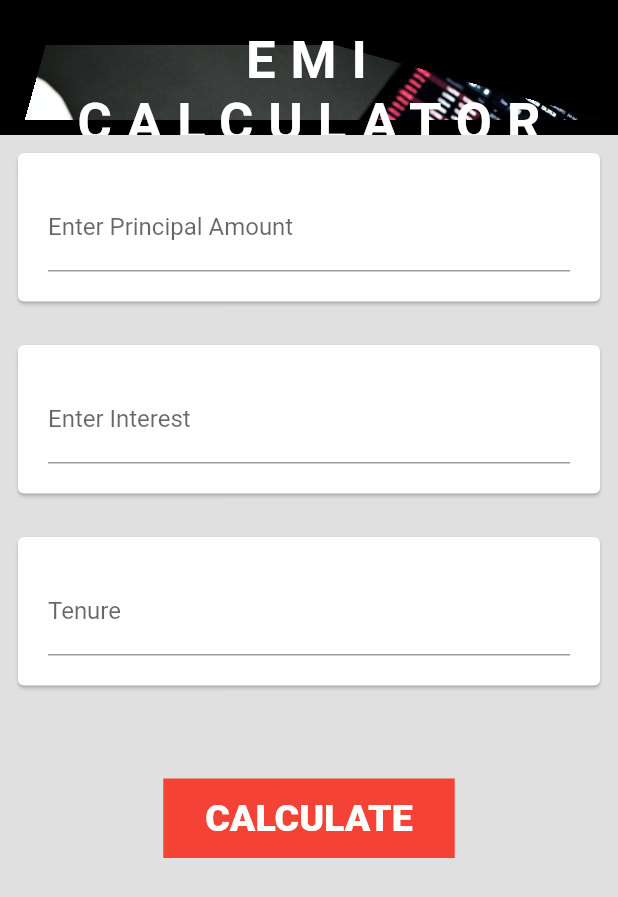
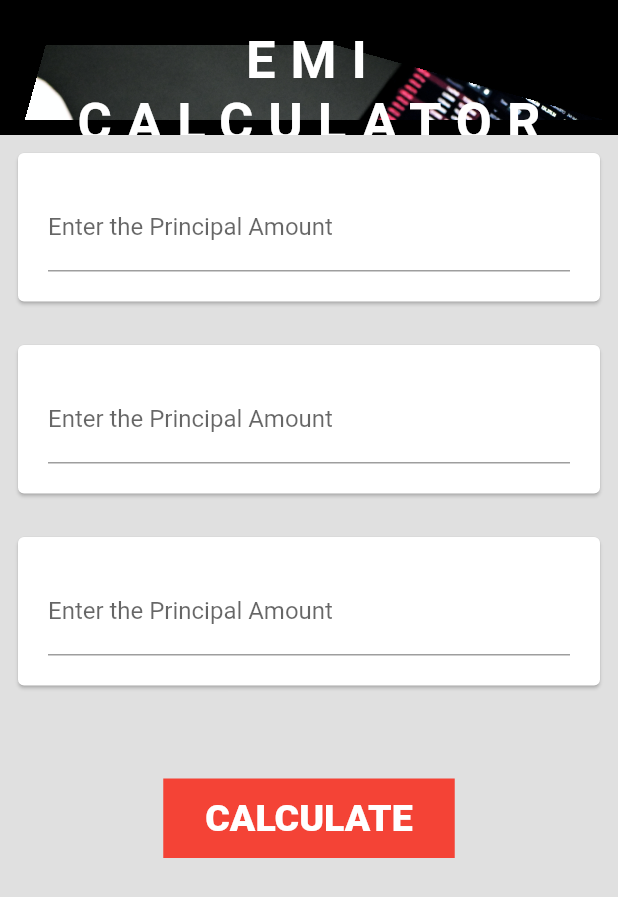
Before and after one commit to Sujata-12/loan_cal, a Flutter app: the screen it shows after launch, on a phone screen of 412 x 824 dp. Shown: the top 897 px of the screen. Run offline on Flutter 3.47's test engine with Material 2 defaults, Android fonts, the phone set to English and light mode, and no system bars; our stand-ins replace get.

Commit message:
First Commit

```diff
--- a/lib/app/modules/home/controllers/home_controller.dart
+++ b/lib/app/modules/home/controllers/home_controller.dart
@@ -4,21 +4,21 @@ class HomeController extends GetxController {
 
 
 
-  final double A = 0.0.obs as double;
-  final int P = int.parse(_principalAmount.text).obs as int;
-  final double r = int.parse(_interestRate.text) / 12 / 100.obs as double;
-  final int n = (_tenure ==  int.parse(_tenure.text) * 12) as int ;
+  // final double A = 0.0.obs as double;
+  // final int P = int.parse(_principalAmount.text).obs ;
+  // final double r = int.parse(_interestRate.text) / 12 / 100.obs as double;
+  // final int n = (_tenure ==  int.parse(_tenure.text) * 12) as int ;
 
 
 
 
-    void _calculation() {
-
-    A = (P * r * pow((1+r), n) / ( pow((1+r),n) -1));
-
-    _emiResult = A.toStringAsFixed;
-
-  }
+  //   void _calculation() {
+  //
+  //   A = (P * r * pow((1+r), n) / ( pow((1+r),n) -1));
+  //
+  //   _emiResult = A.toStringAsFixed;
+  //
+  // }
 
 
 
--- a/lib/app/modules/home/views/home_view.dart
+++ b/lib/app/modules/home/views/home_view.dart
@@ -1,59 +1,54 @@
 import 'package:flutter/material.dart';
 import 'package:get/get.dart';
 import 'package:loan_cal/app/modules/home/views/AnimatedAppBar.dart';
+import 'package:loan_cal/app/modules/home/views/repeatedCard.dart';
 import '../controllers/home_controller.dart';
 
 class HomeView extends GetView<HomeController> {
+  const HomeView({Key? key}) : super(key: key);
 
-  final String _emiResult = "" ;
-  final TextEditingController _principalAmount = TextEditingController();
-  final TextEditingController _interestRate = TextEditingController();
-  final TextEditingController _tenure = TextEditingController();
+  // final String _emiResult = "";
 
 
 
   @override
   Widget build(BuildContext context) {
     return Scaffold(
-      resizeToAvoidBottomInset: false,
+
       backgroundColor: Colors.grey.shade300,
       appBar: AnimatedAppBar("       EMI \n CALCULATOR "),
-      body: Center(
+      body: SingleChildScrollView(
         child: Column(
           children: [
             RepeatedCard(
-                textField: TextField(
-                  controller: _principalAmount ,
-              decoration: const InputDecoration(labelText: "Enter Principal Amount"),
-                  keyboardType: TextInputType.number,
-
-            )),
+              labelText: "Enter the Principal Amount",
+              onPressed: (val) {
+                print(val);
+              },
+            ),
             const SizedBox(
               height: 5,
             ),
             RepeatedCard(
-                textField: TextField(
-                  controller: _interestRate,
-              decoration: const InputDecoration(labelText: "Enter Interest"),
-                  keyboardType: TextInputType.number,
-
-            )),
+              labelText: "Enter the Principal Amount",
+              onPressed: (val) {
+                print(val);
+              },
+            ),
             const SizedBox(
               height: 5,
             ),
             RepeatedCard(
-                textField: TextField(
-                  controller: _tenure,
-              decoration: const InputDecoration(labelText: "Tenure"),
-                  keyboardType: TextInputType.number,
-            )),
+              labelText: "Enter the Principal Amount",
+              onPressed: (val) {
+                print(val);
+              },
+            ),
             const SizedBox(
               height: 50,
             ),
             GestureDetector(
-              onTap: () {
-                _calculation;
-              },
+              onTap: () {},
               child: Container(
                 decoration: const BoxDecoration(
                   color: Colors.red,
@@ -67,12 +62,13 @@ class HomeView extends GetView<HomeController> {
                         color: Colors.white,
                         fontSize: 25,
                       ),
-                    )
-                    ),
+                    )),
               ),
             ),
-            const SizedBox(height: 20,),
-            emiResult(_emiResult)
+            const SizedBox(
+              height: 20,
+            ),
+            // emiResult(emiResult)
           ],
         ),
       ),
@@ -80,51 +76,4 @@ class HomeView extends GetView<HomeController> {
   }
 
 
-
-
-  Widget emiResult(emiResult){
-    bool canShow = false;
-    String _emiResult = emiResult;
-
-    if(_emiResult.isNotEmpty){
-      canShow = true;
-    }
-
-    return canShow ? Column(
-      children: [
-        const Text("Your Monthly EMI is",
-          style: TextStyle(
-            fontSize: 18.0,
-            fontWeight: FontWeight.bold,
-          ),
-        ),
-        Text(_emiResult,
-          style: const TextStyle(
-            fontSize: 50.0,
-            fontWeight: FontWeight.bold,
-          ),
-        )
-      ],
-    ):Container();
-  }
 }
-
-
-class RepeatedCard extends StatelessWidget {
-  RepeatedCard({required this.textField});
-
-  final Widget textField;
-
-  @override
-  Widget build(BuildContext context) {
-    return  Padding(
-      padding: EdgeInsets.all(8.0),
-      child: Card(
-        child: Padding(
-          padding: EdgeInsets.all(20.0),
-          child: textField,
-        ),
-      ),
-    );
-  }
-}
--- a/lib/app/modules/home/views/repeatedCard.dart
+++ b/lib/app/modules/home/views/repeatedCard.dart
@@ -1,9 +1,11 @@
 import 'package:flutter/material.dart';
 
 class RepeatedCard extends StatelessWidget {
-  const RepeatedCard({required this.textField});
+  const RepeatedCard({ required this.labelText, required this.onPressed});
 
-  final Widget textField;
+  final String labelText;
+  final Function(String) onPressed;
+
 
   @override
   Widget build(BuildContext context) {
@@ -12,7 +14,13 @@ class RepeatedCard extends StatelessWidget {
       child: Card(
         child: Padding(
           padding: const EdgeInsets.all(20.0),
-          child: textField,
+          child: TextField(
+           onChanged: onPressed,
+
+            decoration:  InputDecoration(labelText: labelText),
+            keyboardType: TextInputType.number,
+
+          ),
         ),
       ),
     );
```
